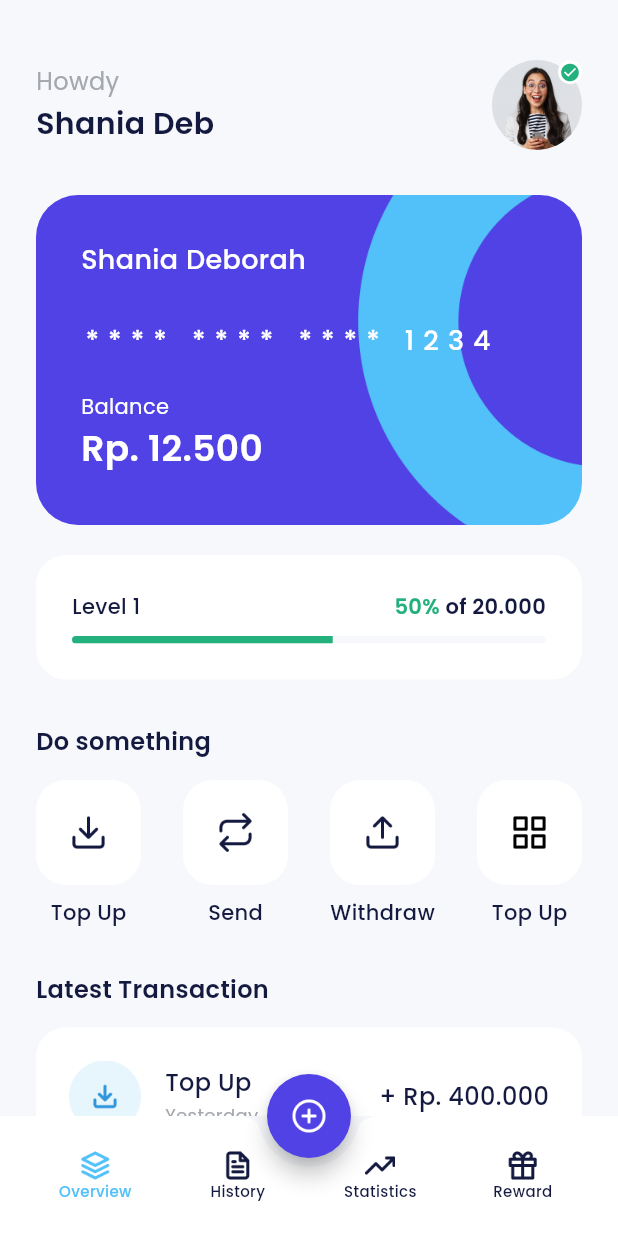
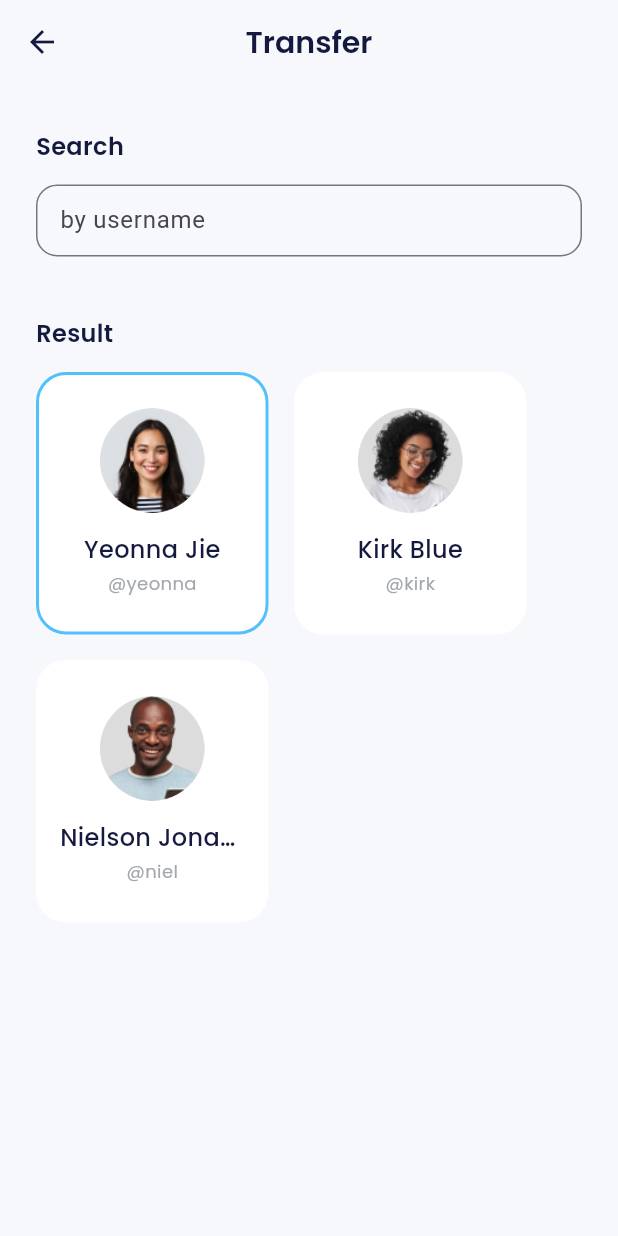
Before and after one commit to Cell6969/ewallet-bank, a Flutter app: the HomePage screen opened by its route, after a tap on "Send", on a phone screen of 412 x 824 dp. Run offline on Flutter 3.47's test engine with Material 3 defaults, Android fonts, the phone set to English and light mode, and no system bars; our stand-ins replace carousel_slider, google_fonts.

Commit message:
feat: add transfer page slicing

```diff
--- a/mobile/lib/main.dart
+++ b/mobile/lib/main.dart
@@ -15,6 +15,9 @@ import 'package:bank_sha/ui/pages/splash_page.dart';
 import 'package:bank_sha/ui/pages/topup_amount_page.dart';
 import 'package:bank_sha/ui/pages/topup_page.dart';
 import 'package:bank_sha/ui/pages/topup_sucess_page.dart';
+import 'package:bank_sha/ui/pages/transfer_amount_page.dart';
+import 'package:bank_sha/ui/pages/transfer_page.dart';
+import 'package:bank_sha/ui/pages/transfer_success_page.dart';
 import 'package:flutter/material.dart';
 
 void main() => runApp(const MyApp());
@@ -66,6 +69,9 @@ class MyApp extends StatelessWidget {
         '/topup': (context) => const TopupPage(),
         '/topup-amount': (context) => const TopupAmountPage(),
         '/topup-success': (context) => const TopupSuccessPage(),
+        '/transfer': (context) => const TransferPage(),
+        '/transfer-amount': (context) => const TransferAmountPage(),
+        '/transfer-success': (context) => const TransferSuccessPage()
       },
     );
   }
--- a/mobile/lib/ui/pages/home_page.dart
+++ b/mobile/lib/ui/pages/home_page.dart
@@ -243,7 +243,9 @@ class HomePage extends StatelessWidget {
               HomeServiceItems(
                 iconUrl: 'assets/ic_send.png',
                 title: 'Send',
-                onTap: () {},
+                onTap: () {
+                  Navigator.pushNamed(context, '/transfer');
+                },
               ),
               HomeServiceItems(
                 iconUrl: 'assets/ic_withdraw.png',
--- /dev/null
+++ b/mobile/lib/ui/pages/transfer_page.dart
@@ -0,0 +1,111 @@
+import 'package:bank_sha/shared/theme.dart';
+import 'package:bank_sha/ui/widgets/buttons.dart';
+import 'package:bank_sha/ui/widgets/forms.dart';
+import 'package:bank_sha/ui/widgets/transfer_recent_user_items.dart';
+import 'package:bank_sha/ui/widgets/transfer_result_user_items.dart';
+import 'package:flutter/material.dart';
+
+class TransferPage extends StatelessWidget {
+  const TransferPage({super.key});
+
+  @override
+  Widget build(BuildContext context) {
+    return Scaffold(
+      appBar: AppBar(title: const Text('Transfer')),
+      body: ListView(
+        padding: const EdgeInsets.symmetric(horizontal: 24),
+        children: [
+          const SizedBox(height: 30),
+          Text(
+            'Search',
+            style: blackTextStyle.copyWith(fontSize: 16, fontWeight: semiBold),
+          ),
+          const SizedBox(height: 14),
+          CustomFormField(title: 'by username', isShowTitle: false),
+          // buildRecentUsers(),
+          buildResult(),
+          const SizedBox(height: 274,),
+          CustomFilledButton(title: 'Continue', onPress: (){
+            Navigator.pushNamed(context, '/transfer-amount');
+          },),
+          const SizedBox(height: 50,)
+        ],
+      ),
+    );
+  }
+
+  Widget buildRecentUsers() {
+    return Container(
+      margin: const EdgeInsets.only(top: 40),
+      child: Column(
+        crossAxisAlignment: CrossAxisAlignment.start,
+        children: [
+          Text(
+            'Recent Users',
+            style: blackTextStyle.copyWith(fontSize: 16, fontWeight: semiBold),
+          ),
+          const SizedBox(height: 14),
+          TransferRecentUserItems(
+            imageUrl: 'assets/img_friend1.png',
+            name: 'Yeonna Jie',
+            username: 'yeonna',
+            isVerified: true,
+          ),
+          TransferRecentUserItems(
+            imageUrl: 'assets/img_friend2.png',
+            name: 'Kirk Blue',
+            username: 'kirk',
+            isVerified: false,
+          ),
+          TransferRecentUserItems(
+            imageUrl: 'assets/img_friend3.png',
+            name: 'Nielson Jonathan',
+            username: 'niel',
+            isVerified: false,
+          ),
+        ],
+      ),
+    );
+  }
+
+  Widget buildResult() {
+    return Container(
+      margin: const EdgeInsets.only(top: 40),
+      child: Column(
+        crossAxisAlignment: CrossAxisAlignment.start,
+        children: [
+          Text(
+            'Result',
+            style: blackTextStyle.copyWith(fontSize: 16, fontWeight: semiBold),
+          ),
+          const SizedBox(height: 14),
+          Wrap(
+            spacing: 17,
+            runSpacing: 17,
+            children: const [
+              TransferResultUserItems(
+                imageUrl: 'assets/img_friend1.png',
+                name: 'Yeonna Jie',
+                username: 'yeonna',
+                isVerified: true,
+                isSelected: true,
+              ),
+              TransferResultUserItems(
+                imageUrl: 'assets/img_friend2.png',
+                name: 'Kirk Blue',
+                username: 'kirk',
+                isVerified: false,
+              ),
+              TransferResultUserItems(
+                imageUrl: 'assets/img_friend3.png',
+                name: 'Nielson Jonathan',
+                username: 'niel',
+                isVerified: false,
+              )
+            ],
+          ),
+        ],
+      ),
+    );
+  }
+}
--- a/mobile/lib/ui/widgets/forms.dart
+++ b/mobile/lib/ui/widgets/forms.dart
@@ -5,12 +5,14 @@ class CustomFormField extends StatelessWidget {
   final String title;
   final bool isObscure;
   final TextEditingController? controller;
+  final bool isShowTitle;
 
   const CustomFormField({
     super.key,
     required this.title,
     this.isObscure = false,
     this.controller,
+    this.isShowTitle =true
   });
 
   @override
@@ -18,12 +20,13 @@ class CustomFormField extends StatelessWidget {
     return Column(
       crossAxisAlignment: CrossAxisAlignment.start,
       children: [
-        Text(title, style: blackTextStyle.copyWith(fontWeight: medium)),
-        const SizedBox(height: 8),
+        if (isShowTitle) Text(title, style: blackTextStyle.copyWith(fontWeight: medium)),
+        if (isShowTitle) const SizedBox(height: 8),
         TextFormField(
           obscureText: isObscure,
           controller: controller,
           decoration: InputDecoration(
+            hintText: !isShowTitle? title : null,
             border: OutlineInputBorder(borderRadius: BorderRadius.circular(14)),
             contentPadding: const EdgeInsets.all(12),
           ),
--- /dev/null
+++ b/mobile/lib/ui/widgets/transfer_result_user_items.dart
@@ -0,0 +1,84 @@
+import 'package:bank_sha/shared/theme.dart';
+import 'package:flutter/material.dart';
+
+class TransferResultUserItems extends StatelessWidget {
+  final String imageUrl;
+  final String name;
+  final String username;
+  final bool isVerified;
+  final bool isSelected;
+
+  const TransferResultUserItems({
+    super.key,
+    required this.imageUrl,
+    required this.name,
+    required this.username,
+    required this.isVerified,
+    this.isSelected = false,
+  });
+
+  @override
+  Widget build(BuildContext context) {
+    return Container(
+      width: 155,
+      height: 175,
+      padding: const EdgeInsets.symmetric(horizontal: 14, vertical: 22),
+      decoration: BoxDecoration(
+        color: whiteColor,
+        borderRadius: BorderRadius.circular(20),
+        border: Border.all(
+          color: isSelected ? blueColor : whiteColor,
+          width: 2,
+        ),
+      ),
+      child: Column(
+        children: [
+          Container(
+            width: 70,
+            height: 70,
+            decoration: BoxDecoration(
+              shape: BoxShape.circle,
+              image: DecorationImage(image: AssetImage(imageUrl)),
+            ),
+            child:
+                isVerified == 1
+                    ? Align(
+                      alignment: Alignment.topRight,
+                      child: Container(
+                        width: 16,
+                        height: 16,
+                        decoration: BoxDecoration(
+                          shape: BoxShape.circle,
+                          color: whiteColor,
+                        ),
+                        child: Center(
+                          child: Icon(
+                            Icons.check_circle,
+                            color: greenColor,
+                            size: 14,
+                          ),
+                        ),
+                      ),
+                    )
+                    : null,
+          ),
+          const SizedBox(height: 13),
+          Text(
+            name,
+            style: blackTextStyle.copyWith(
+              fontSize: 16,
+              fontWeight: medium,
+              overflow: TextOverflow.ellipsis,
+            ),
+          ),
+          const SizedBox(height: 2),
+          Text(
+            '@$username',
+            style: greyTextStyle.copyWith(fontSize: 12),
+            overflow: TextOverflow.ellipsis,
+          ),
+        ],
+      ),
+    );
+  }
+}
```
Also changed, not shown: mobile/lib/ui/pages/transfer_amount_page.dart (added, +166 -0 lines), mobile/lib/ui/pages/transfer_success_page.dart (added, +49 -0 lines), mobile/lib/ui/widgets/transfer_recent_user_items.dart (added, +65 -0 lines).
